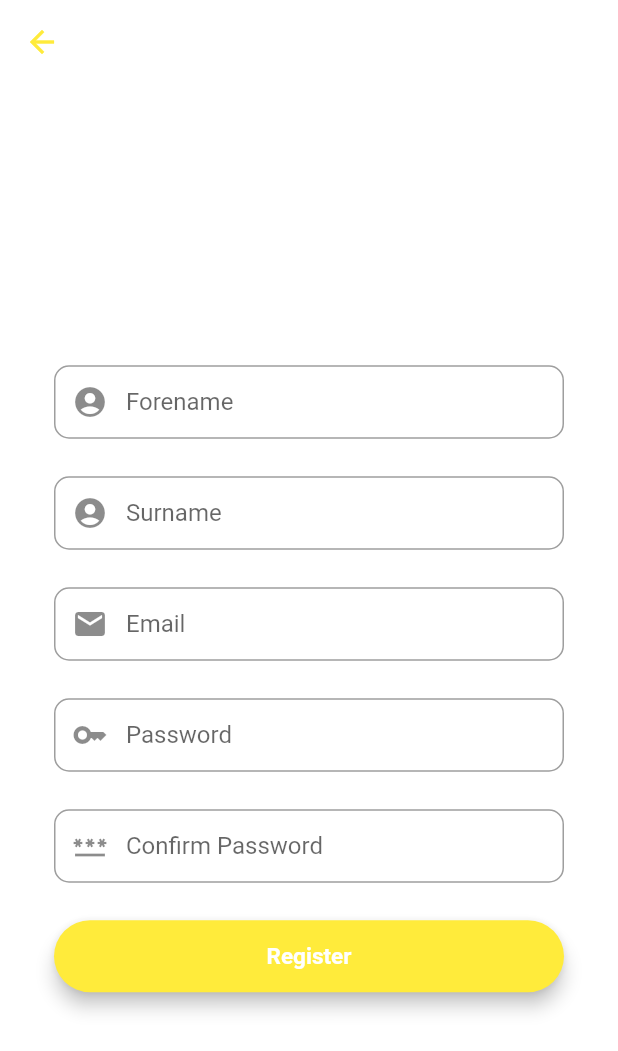
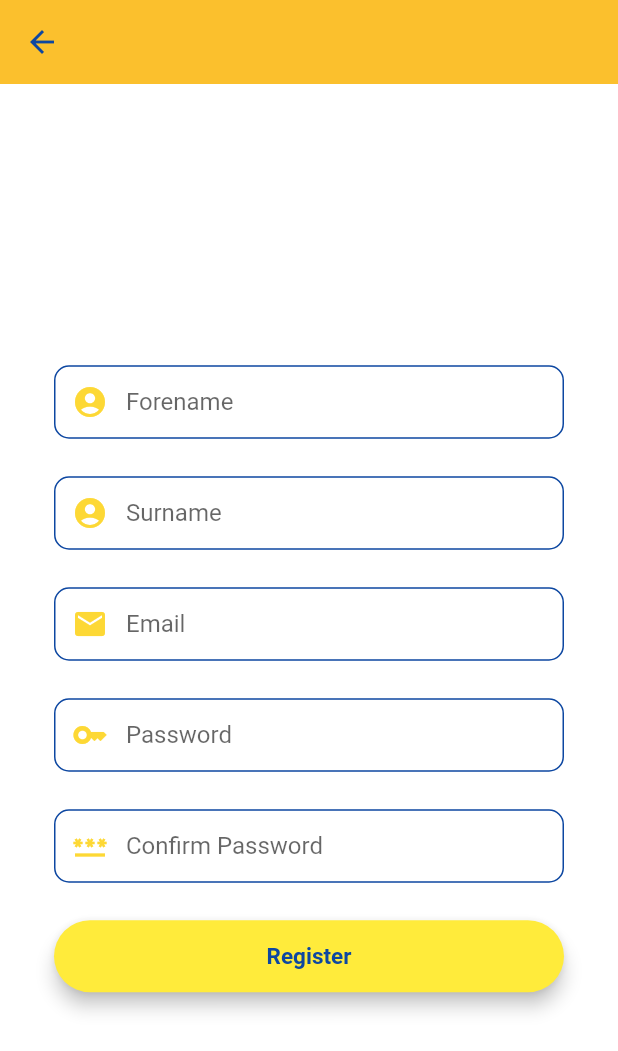
Before and after one commit to sanjaysojan-dev/Educational-App-for-GCSE-Maths, a Flutter app: the RegistrationScreen screen opened directly, on a phone screen of 412 x 824 dp. Shown: the top 1051 px of the screen. Run offline on Flutter 3.47's test engine with Material 2 defaults, Android fonts, the phone set to English and light mode, and no system bars; our stand-ins replace charts_flutter, cloud_firestore, firebase_auth, firebase_core, flutter_signin_button, fluttertoast and 2 more; accounts and stored records are empty.

Commit message:
Updated color scheme

```diff
--- a/lib/screens/QuizWorkingScreen.dart
+++ b/lib/screens/QuizWorkingScreen.dart
@@ -107,13 +107,13 @@ class _QuizWorkingScreenState extends State<QuizWorkingScreen> {
               if (sortedValue == 'value10') {
                 var step = ExplanationCard(
                   step: value[sortedValue],
-                  color: Colors.green,
+                  color: Colors.green.shade400,
                 );
                 stepWidgets.add(step);
               } else {
                 var step = ExplanationCard(
                   step: value[sortedValue],
-                  color: Colors.black26,
+                  color: Colors.white30,
                 );
                 stepWidgets.add(step);
               }
--- a/lib/screens/RegistrationScreen.dart
+++ b/lib/screens/RegistrationScreen.dart
@@ -13,7 +13,6 @@ class RegistrationScreen extends StatefulWidget {
 }
 
 class _RegistrationScreenState extends State<RegistrationScreen> {
-
   final auth = FirebaseAuth.instance;
   final _formKey = GlobalKey<FormState>();
 
@@ -25,7 +24,6 @@ class _RegistrationScreenState extends State<RegistrationScreen> {
 
   @override
   Widget build(BuildContext context) {
-
     //Forename Field
     final forenameField = TextFormField(
       autofocus: false,
@@ -41,10 +39,16 @@ class _RegistrationScreenState extends State<RegistrationScreen> {
       },
       textInputAction: TextInputAction.next,
       decoration: InputDecoration(
-          prefixIcon: Icon(Icons.account_circle),
+          prefixIcon: Icon(Icons.account_circle, color: Colors.yellow.shade600),
           contentPadding: EdgeInsets.fromLTRB(20, 15, 20, 15),
           hintText: "Forename",
-          border: OutlineInputBorder(borderRadius: BorderRadius.circular(10))),
+          border: OutlineInputBorder(borderRadius: BorderRadius.circular(10)),
+          enabledBorder: OutlineInputBorder(
+              borderRadius: BorderRadius.circular(10),
+              borderSide: BorderSide(color: Colors.blue.shade900)),
+          focusedBorder: OutlineInputBorder(
+              borderRadius: BorderRadius.circular(10),
+              borderSide: BorderSide(color: Colors.blue.shade900, width: 2.5))),
     );
 
     //Surname Field
@@ -62,10 +66,16 @@ class _RegistrationScreenState extends State<RegistrationScreen> {
       },
       textInputAction: TextInputAction.next,
       decoration: InputDecoration(
-          prefixIcon: Icon(Icons.account_circle),
+          prefixIcon: Icon(Icons.account_circle, color: Colors.yellow.shade600),
           contentPadding: EdgeInsets.fromLTRB(20, 15, 20, 15),
           hintText: "Surname",
-          border: OutlineInputBorder(borderRadius: BorderRadius.circular(10))),
+          border: OutlineInputBorder(borderRadius: BorderRadius.circular(10)),
+          enabledBorder: OutlineInputBorder(
+              borderRadius: BorderRadius.circular(10),
+              borderSide: BorderSide(color: Colors.blue.shade900)),
+          focusedBorder: OutlineInputBorder(
+              borderRadius: BorderRadius.circular(10),
+              borderSide: BorderSide(color: Colors.blue.shade900, width: 2.5))),
     );
 
     //Email Field
@@ -83,10 +93,16 @@ class _RegistrationScreenState extends State<RegistrationScreen> {
       },
       textInputAction: TextInputAction.next,
       decoration: InputDecoration(
-          prefixIcon: Icon(Icons.mail),
+          prefixIcon: Icon(Icons.mail, color: Colors.yellow.shade600),
           contentPadding: EdgeInsets.fromLTRB(20, 15, 20, 15),
           hintText: "Email",
-          border: OutlineInputBorder(borderRadius: BorderRadius.circular(10))),
+          border: OutlineInputBorder(borderRadius: BorderRadius.circular(10)),
+          enabledBorder: OutlineInputBorder(
+              borderRadius: BorderRadius.circular(10),
+              borderSide: BorderSide(color: Colors.blue.shade900)),
+          focusedBorder: OutlineInputBorder(
+              borderRadius: BorderRadius.circular(10),
+              borderSide: BorderSide(color: Colors.blue.shade900, width: 2.5))),
     );
 
     //Password Field
@@ -110,10 +126,16 @@ class _RegistrationScreenState extends State<RegistrationScreen> {
       },
       textInputAction: TextInputAction.next,
       decoration: InputDecoration(
-          prefixIcon: Icon(Icons.key),
+          prefixIcon: Icon(Icons.key, color: Colors.yellow.shade600),
           contentPadding: EdgeInsets.fromLTRB(20, 15, 20, 15),
           hintText: "Password",
-          border: OutlineInputBorder(borderRadius: BorderRadius.circular(10))),
+          border: OutlineInputBorder(borderRadius: BorderRadius.circular(10)),
+          enabledBorder: OutlineInputBorder(
+              borderRadius: BorderRadius.circular(10),
+              borderSide: BorderSide(color: Colors.blue.shade900)),
+          focusedBorder: OutlineInputBorder(
+              borderRadius: BorderRadius.circular(10),
+              borderSide: BorderSide(color: Colors.blue.shade900, width: 2.5))),
     );
 
     //Confirmation Password Field
@@ -133,10 +155,16 @@ class _RegistrationScreenState extends State<RegistrationScreen> {
       },
       textInputAction: TextInputAction.next,
       decoration: InputDecoration(
-          prefixIcon: Icon(Icons.password_outlined),
+          prefixIcon: Icon(Icons.password_outlined, color: Colors.yellow.shade600),
           contentPadding: EdgeInsets.fromLTRB(20, 15, 20, 15),
           hintText: "Confirm Password",
-          border: OutlineInputBorder(borderRadius: BorderRadius.circular(10))),
+          border: OutlineInputBorder(borderRadius: BorderRadius.circular(10)),
+          enabledBorder: OutlineInputBorder(
+              borderRadius: BorderRadius.circular(10),
+              borderSide: BorderSide(color: Colors.blue.shade900)),
+          focusedBorder: OutlineInputBorder(
+              borderRadius: BorderRadius.circular(10),
+              borderSide: BorderSide(color: Colors.blue.shade900, width: 2.5))),
     );
 
     // Registration Material Button
@@ -149,27 +177,26 @@ class _RegistrationScreenState extends State<RegistrationScreen> {
           register(
               emailEditingController.text, confirmPassEditingController.text);
         },
-        child: const Text(
+        child: Text(
           "Register",
           textAlign: TextAlign.center,
           style: TextStyle(
-              fontSize: 15, color: Colors.white, fontWeight: FontWeight.bold),
+              fontSize: 15,
+              color: Colors.blue.shade900,
+              fontWeight: FontWeight.bold),
         ),
         padding: EdgeInsets.fromLTRB(20, 15, 20, 15),
-        minWidth: MediaQuery
-            .of(context)
-            .size
-            .width,
+        minWidth: MediaQuery.of(context).size.width,
       ),
     );
 
     return Scaffold(
       backgroundColor: Colors.white,
       appBar: AppBar(
-        backgroundColor: Colors.transparent,
+        backgroundColor: Colors.yellow.shade700,
         elevation: 0,
         leading: IconButton(
-            icon: Icon(Icons.arrow_back, color: Colors.yellow),
+            icon: Icon(Icons.arrow_back, color: Colors.blue.shade900),
             onPressed: () {
               // passing this to our root
               Navigator.of(context).pop();
@@ -213,23 +240,20 @@ class _RegistrationScreenState extends State<RegistrationScreen> {
     );
   }
 
-
   ///A method to create new user through Firebase Authentication
   ///
   /// email: user email
   /// password: confirmed password
   void register(String email, String password) async {
     if (_formKey.currentState!.validate()) {
-      await auth.createUserWithEmailAndPassword(
-          email: email, password: password).
-      then((value) => {
-      postDataToFirestore()
-      }).catchError((e) {
+      await auth
+          .createUserWithEmailAndPassword(email: email, password: password)
+          .then((value) => {postDataToFirestore()})
+          .catchError((e) {
         Fluttertoast.showToast(msg: e!.message);
       });
     }
   }
-
 
   ///A method to register user to the firestore user collection
   /// If completed successfully then application transistions to home page
@@ -244,14 +268,18 @@ class _RegistrationScreenState extends State<RegistrationScreen> {
 
     userModel.email = user!.email;
     userModel.uid = user!.uid;
-    userModel.displayName = forenameEditingController.text +" "+surnameEditingController.text;
+    userModel.displayName =
+        forenameEditingController.text + " " + surnameEditingController.text;
 
-    await firebaseFirestore.collection("users")
-        .doc(user.uid).set(userModel.toMap());
+    await firebaseFirestore
+        .collection("users")
+        .doc(user.uid)
+        .set(userModel.toMap());
     Fluttertoast.showToast(msg: "Account created");
 
-    Navigator.pushAndRemoveUntil(context, MaterialPageRoute(builder: (context)
-    => HomeScreen()), (route) => false);
+    Navigator.pushAndRemoveUntil(
+        context,
+        MaterialPageRoute(builder: (context) => HomeScreen()),
+        (route) => false);
   }
-
 }
--- a/lib/widgets/ExplanationCard.dart
+++ b/lib/widgets/ExplanationCard.dart
@@ -27,7 +27,10 @@ class ExplanationCard extends StatelessWidget {
             mainAxisSize: MainAxisSize.min,
             mainAxisAlignment: MainAxisAlignment.center,
             children: <Widget>[
-              Text(step),
+              Text(step, style: TextStyle(
+                  color: Colors.black87,
+                fontWeight: FontWeight.w700
+              ),),
             ],
           ),
           color: color,
--- a/lib/widgets/NextQuestionButton.dart
+++ b/lib/widgets/NextQuestionButton.dart
@@ -30,7 +30,7 @@ class NextQuestionButton extends StatelessWidget {
         ],
       ),
       style: ElevatedButton.styleFrom(
-        primary: Colors.yellow, // Background color
+        primary: Colors.black26, // Background color
       ),
       onPressed: nextQuestion,
     );
--- a/lib/widgets/OptionsCard.dart
+++ b/lib/widgets/OptionsCard.dart
@@ -30,8 +30,8 @@ class OptionsCard extends StatelessWidget {
                 textAlign: TextAlign.center,
                 style: TextStyle(
                     fontSize: 15,
-                    color: color == Colors.yellow ? Colors.black : Colors.white,
-                    fontWeight: FontWeight.bold),
+                    color: color == Colors.yellow.shade400? Colors.black : Colors.white,
+                    fontWeight: FontWeight.w900),
               ),
             ],
           ),
--- a/lib/widgets/QuestionCard.dart
+++ b/lib/widgets/QuestionCard.dart
@@ -28,7 +28,7 @@ class QuestionCard extends StatelessWidget {
                               style: TextStyle(
                                   fontSize: 18,
                                   color: Colors.black,
-                                  fontWeight: FontWeight.w400))
+                                  fontWeight: FontWeight.w700))
                         ])
                     ))
             ));
--- a/lib/widgets/QuestionImageCard.dart
+++ b/lib/widgets/QuestionImageCard.dart
@@ -15,7 +15,7 @@ class QuestionImageCard extends StatelessWidget {
 
   @override
   Widget build(BuildContext context) {
-    return image == "" ? Container() :
+    return image == "empty" ? Container() :
     Container(
         child:
         Image.network(
--- a/lib/widgets/QuizCard.dart
+++ b/lib/widgets/QuizCard.dart
@@ -41,8 +41,8 @@ class QuizCard extends StatelessWidget {
                             textAlign: TextAlign.center,
                             style: TextStyle(
                                 fontSize: 20,
-                                color: Colors.white,
-                                fontWeight: FontWeight.w400)),
+                                color:Colors.black,
+                                fontWeight: FontWeight.w700)),
                       ]),
                     )));
             return Center(
```
Also changed, not shown: lib/screens/ForgotPasswordScreen.dart (+13 -9 lines), lib/screens/LoginScreen.dart (+24 -11 lines), lib/screens/MCQuizScreen.dart (+7 -7 lines), lib/screens/ProgressScreen.dart (+5 -7 lines), lib/widgets/ResultsDialog.dart (+18 -17 lines).
